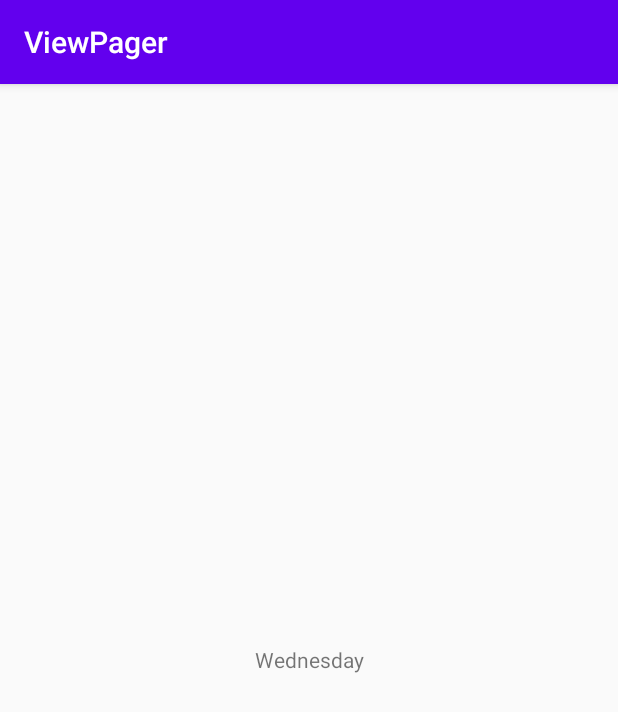
After one commit to vineetsingh-27/ViewPager-TabLayout, an Android app: the fragment WednesdayFragment shown on its own in the app's theme, on a phone screen of 412 x 824 dp. The commit adds this screen. Shown: the top 712 px of the screen. Run offline under Robolectric (Android 15) with nearby library versions, the phone set to English and light mode, and no system bars.

Commit message:
ViewPager done

```diff
--- a/app/build.gradle
+++ b/app/build.gradle
@@ -26,6 +26,7 @@ dependencies {
     implementation fileTree(dir: "libs", include: ["*.jar"])
     implementation 'androidx.appcompat:appcompat:1.1.0'
     implementation 'androidx.constraintlayout:constraintlayout:1.1.3'
+    implementation 'androidx.legacy:legacy-support-v4:1.0.0'
     testImplementation 'junit:junit:4.12'
     androidTestImplementation 'androidx.test.ext:junit:1.1.1'
     androidTestImplementation 'androidx.test.espresso:espresso-core:3.2.0'
--- /dev/null
+++ b/app/src/main/java/com/example/viewpager/WednesdayFragment.java
@@ -0,0 +1,18 @@
+package com.example.viewpager;
+
+import android.os.Bundle;
+
+import androidx.fragment.app.Fragment;
+
+import android.view.LayoutInflater;
+import android.view.View;
+import android.view.ViewGroup;
+
+public class WednesdayFragment extends Fragment {
+    @Override
+    public View onCreateView(LayoutInflater inflater, ViewGroup container,
+                             Bundle savedInstanceState) {
+        // Inflate the layout for this fragment
+        return inflater.inflate(R.layout.fragment_wednesday, container, false);
+    }
+}
--- /dev/null
+++ b/app/src/main/res/layout/fragment_wednesday.xml
@@ -0,0 +1,16 @@
+<?xml version="1.0" encoding="utf-8"?>
+<FrameLayout xmlns:android="http://schemas.android.com/apk/res/android"
+    xmlns:tools="http://schemas.android.com/tools"
+    android:layout_width="match_parent"
+    android:layout_height="match_parent"
+    tools:context=".WednesdayFragment">
+
+    <!-- TODO: Update blank fragment layout -->
+    <TextView
+        android:layout_width="match_parent"
+        android:layout_height="match_parent"
+        android:text="@string/wednesday"
+        android:padding="16dp"
+        android:gravity="center"/>
+
+</FrameLayout>
--- a/app/src/main/res/values/strings.xml
+++ b/app/src/main/res/values/strings.xml
@@ -1,3 +1,7 @@
 <resources>
     <string name="app_name">ViewPager</string>
+    <!-- TODO: Remove or change this placeholder text -->
+    <string name="monday">Monday</string>
+    <string name="tuesday">Tuesday</string>
+    <string name="wednesday">Wednesday</string>
 </resources>
```
Also changed, not shown: app/src/main/java/com/example/viewpager/MainActivity.java (+7 -0 lines), app/src/main/java/com/example/viewpager/MondayFragment.java (added, +17 -0 lines), app/src/main/java/com/example/viewpager/SimpleFragmentPagerAdapter.java (added, +30 -0 lines), app/src/main/java/com/example/viewpager/TuesdayFragment.java (added, +18 -0 lines), app/src/main/res/layout/activity_main.xml (+6 -10 lines), app/src/main/res/layout/fragment_monday.xml (added, +16 -0 lines), app/src/main/res/layout/fragment_tuesday.xml (added, +16 -0 lines).
